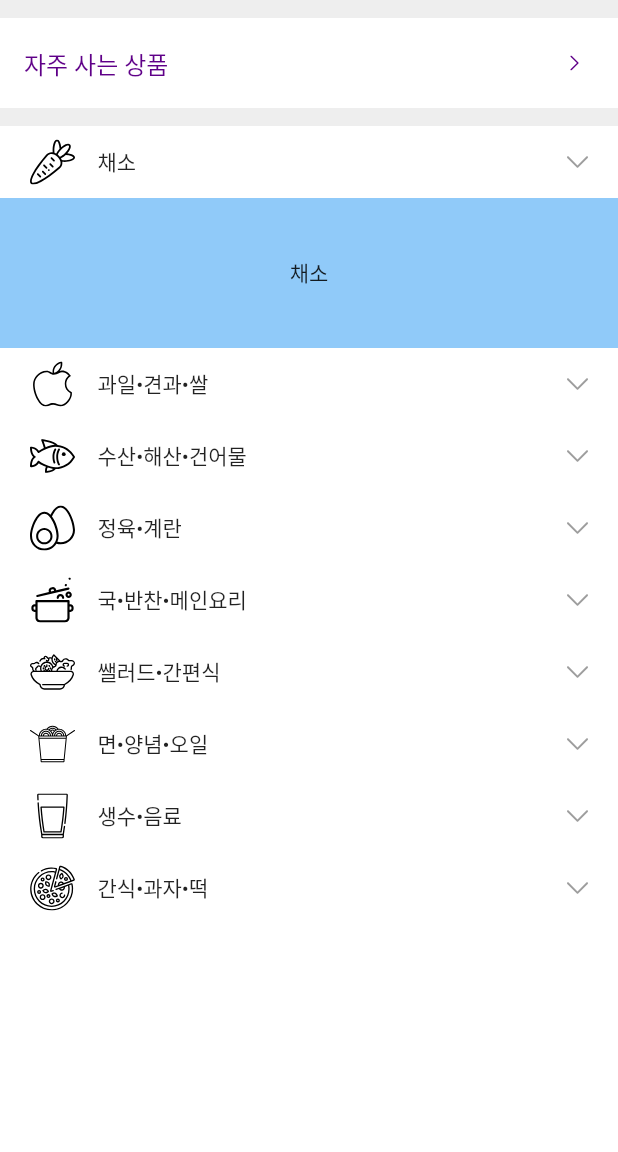
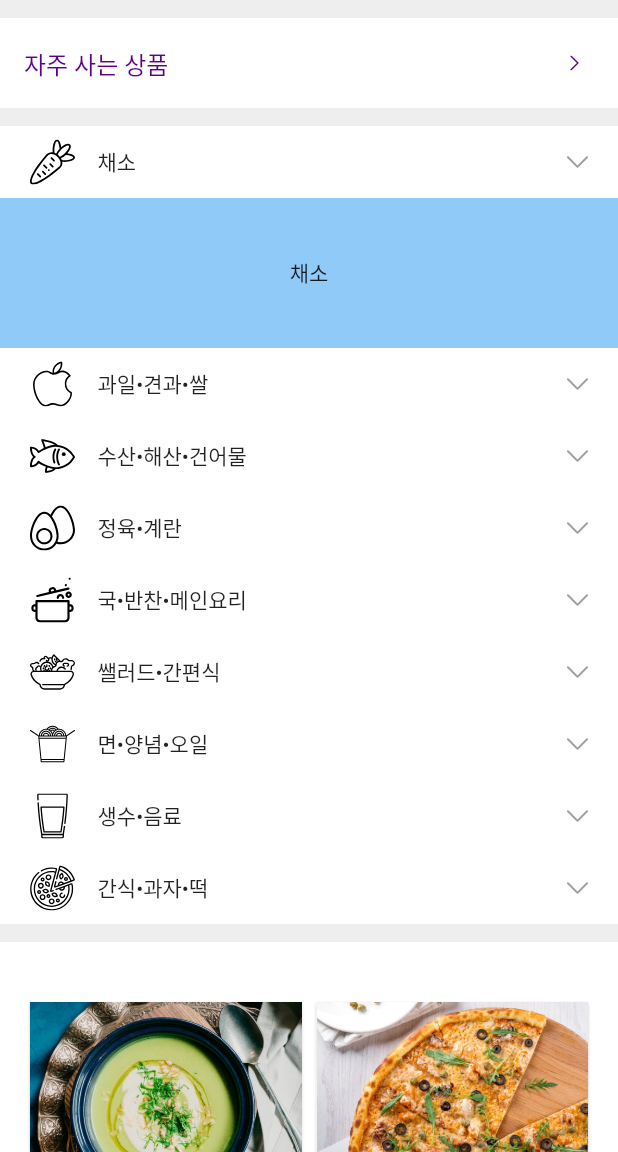
Before and after one commit to hmg0616/market_kurly_ui_flutter, a Flutter app: the CategoryScreen screen opened directly, after a tap on an icon or button, on a phone screen of 412 x 824 dp, the part 84-1236 px from its top. Run offline on Flutter 3.47's test engine with Material 2 defaults, Android fonts, the phone set to English and light mode, and no system bars; our stand-ins replace flutter_svg, google_fonts.

Commit message:
카테고리 메뉴 - 하단 이미지 그리드 리스트 SliverGrid

```diff
--- a/lib/screens/category/category_screen.dart
+++ b/lib/screens/category/category_screen.dart
@@ -1,10 +1,12 @@
 import 'package:flutter/material.dart';
 import 'package:market_kurly_ui/constants.dart';
+import 'package:market_kurly_ui/models/grid_category_menu.dart';
 
 import '../../models/list_category_menu.dart';
 import '../components/custom_actions.dart';
 import '../components/text_menu_card.dart';
 import 'components/extends_icon_text_card.dart';
+import 'components/image_text_card.dart';
 
 class CategoryScreen extends StatelessWidget {
   @override
@@ -44,6 +46,28 @@ class CategoryScreen extends StatelessWidget {
                 )
               )
             )
+          ),
+          SliverToBoxAdapter(
+            child: Divider(height: 12, color: Colors.grey[200], thickness: 12),
+          ),
+          SliverPadding(
+            padding: const EdgeInsets.fromLTRB(20, 40, 20, 0),
+            sliver: SliverGrid(
+              gridDelegate: SliverGridDelegateWithMaxCrossAxisExtent(
+                maxCrossAxisExtent: 200.0,
+                mainAxisSpacing: 16.0,
+                crossAxisSpacing: 10,
+                childAspectRatio: 1 // SliverGrid 안에 위젯 크기를 1:1 비율로 설정
+              ),
+              delegate: SliverChildBuilderDelegate(
+                (context, index) {
+                  return ImageTextCard(
+                    item: gridCategoryMenuList[index],
+                  );
+                },
+                childCount: gridCategoryMenuList.length
+              ),
+            ),
           )
         ],
       ),
--- /dev/null
+++ b/lib/screens/category/components/image_text_card.dart
@@ -0,0 +1,49 @@
+import 'package:flutter/material.dart';
+
+import '../../../models/grid_category_menu.dart';
+
+class ImageTextCard extends StatelessWidget {
+
+  final GridCategoryMenu item;
+
+  const ImageTextCard({required this.item});
+
+  @override
+  Widget build(BuildContext context) {
+    return Card(
+      shadowColor: Colors.black,
+      elevation: 1,
+      shape: RoundedRectangleBorder(borderRadius: BorderRadius.circular(0.0)), // Card위젯은 기본 라운드 처리된 모양임.
+      margin: EdgeInsets.zero,
+      child: Column(
+        children: [
+          Expanded( // 크기 따로 고정하지 않아, 부모위젯에서 크기에 제약을 설정할 수 있게 함.
+            flex: 3,
+            child: Container(
+              decoration: BoxDecoration(
+                image: DecorationImage(
+                  image: AssetImage(item.image),
+                  fit: BoxFit.cover
+                )
+              )
+            ),
+          ),
+          Expanded(
+            flex: 1,
+            child: Align(
+              alignment: Alignment.centerLeft,
+              child: Padding(
+                padding: const EdgeInsets.only(left: 8.0),
+                child: Text(
+                  item.title,
+                  style: TextStyle(fontSize: 13),
+                ),
+              ),
+
+            ),
+          )
+        ],
+      ),
+    );
+  }
+}
```
